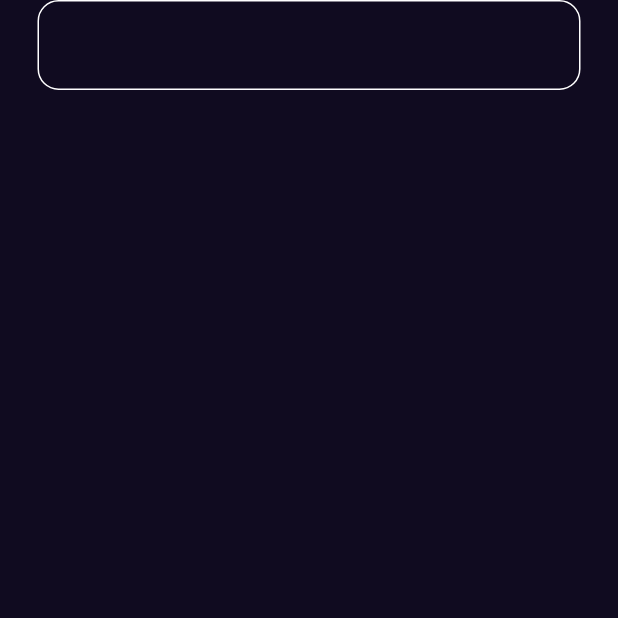
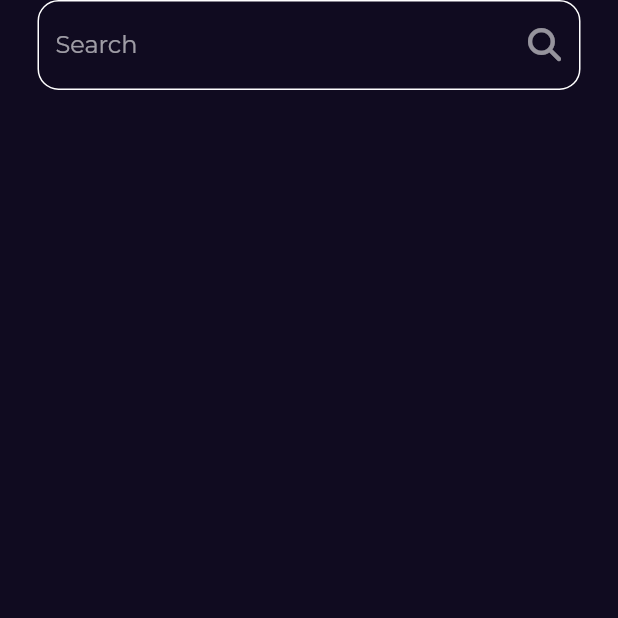
Before and after one commit to MahmoudAli727/bokkly_app, a Flutter app: the Search_View screen opened by its route, on a phone screen of 412 x 824 dp, the top half of it. Run offline on Flutter 3.47's test engine with Material 2 defaults, Android fonts, the phone set to English and light mode, and no system bars; our stand-ins replace font_awesome_flutter, go_router, google_fonts.

Commit message:
textfield done

```diff
--- a/lib/Features/search/presentation/view/widgets/CustomTextField.dart
+++ b/lib/Features/search/presentation/view/widgets/CustomTextField.dart
@@ -1,4 +1,5 @@
 import 'package:flutter/material.dart';
+import 'package:font_awesome_flutter/font_awesome_flutter.dart';
 
 class CustomSearchTextField extends StatelessWidget {
   const CustomSearchTextField({super.key});
@@ -8,6 +9,17 @@ class CustomSearchTextField extends StatelessWidget {
     return TextField(
       cursorColor: Colors.white,
       decoration: InputDecoration(
+        hintText: "Search",
+        suffixIcon: IconButton(
+          onPressed: () {},
+          icon: const Opacity(
+            opacity: 0.8,
+            child: Icon(
+              FontAwesomeIcons.magnifyingGlass,
+              size: 22,
+            ),
+          ),
+        ),
         enabledBorder: OutLinedBorder(),
         focusedBorder: OutLinedBorder(),
       ),
--- a/lib/Features/search/presentation/view/widgets/search_view_body.dart
+++ b/lib/Features/search/presentation/view/widgets/search_view_body.dart
@@ -8,9 +8,15 @@ class Search_View_body extends StatelessWidget {
   Widget build(BuildContext context) {
     return const Padding(
       padding: EdgeInsets.symmetric(horizontal: 25),
-      child: Column(
-        children: [
-          CustomSearchTextField(),
+      child: CustomScrollView(
+        slivers: [
+          SliverFillRemaining(
+            child: Column(
+              children: [
+                CustomSearchTextField(),
+              ],
+            ),
+          ),
         ],
       ),
     );
```
